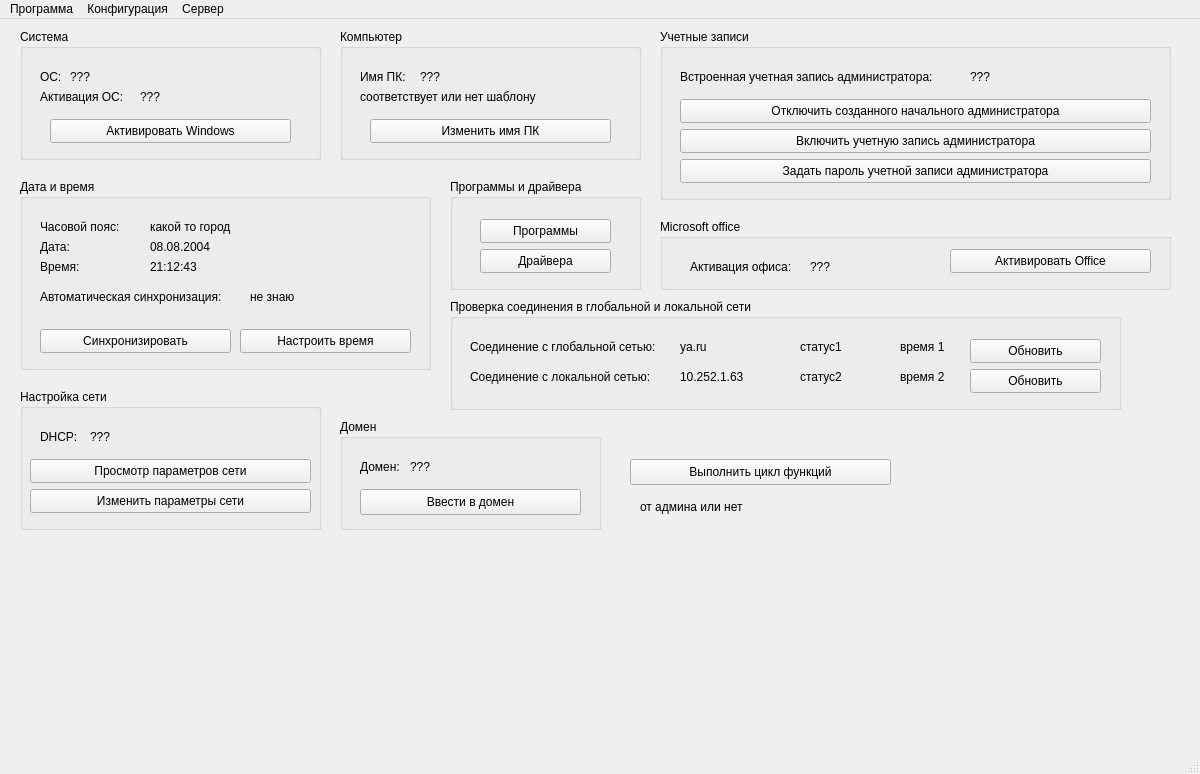
Qt form design_ui/main.ui (BagaJimbildan/LAS_SibSIU) before a commit.
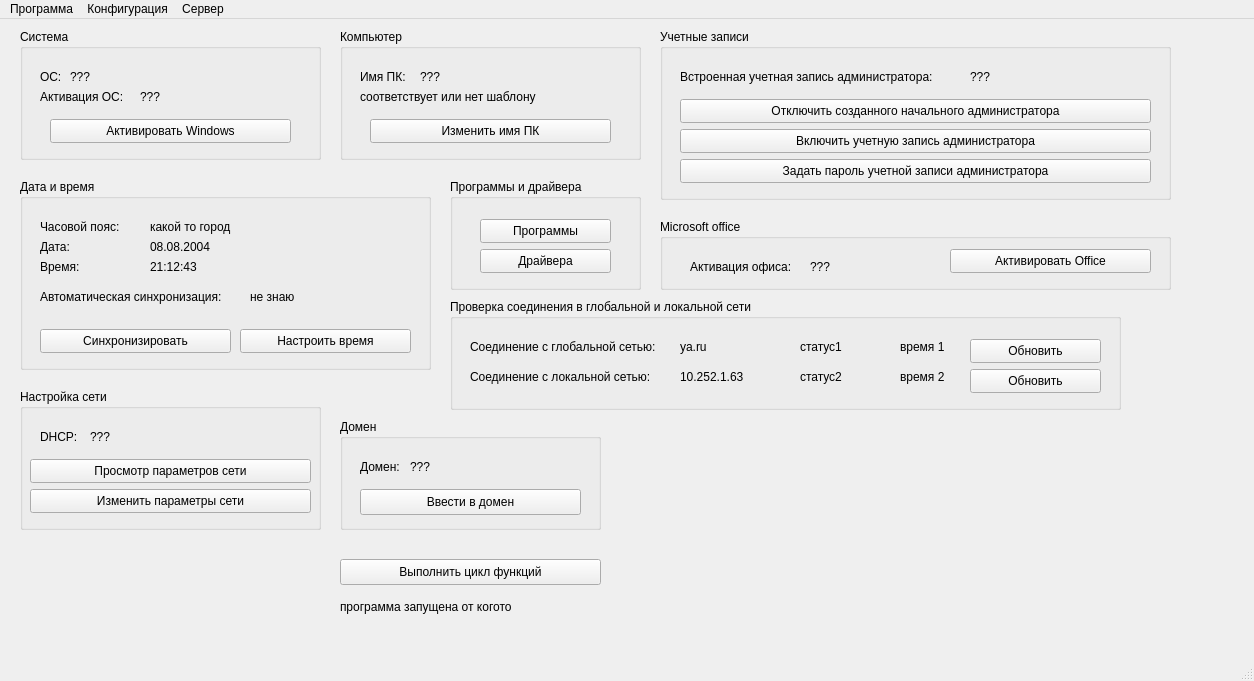
The same form after that commit. Icons and pictures are not drawn.

Diff of the .ui file:
```diff
--- a/design_ui/main.ui
+++ b/design_ui/main.ui
@@ -6,32 +6,35 @@
    <rect>
     <x>0</x>
     <y>0</y>
-    <width>1200</width>
-    <height>774</height>
+    <width>1254</width>
+    <height>681</height>
    </rect>
   </property>
   <property name="windowTitle">
    <string>LAS SibSIU</string>
   </property>
+  <property name="autoFillBackground">
+   <bool>false</bool>
+  </property>
   <widget class="QWidget" name="centralwidget">
    <widget class="QLabel" name="lbl_status_user">
     <property name="geometry">
      <rect>
-      <x>640</x>
-      <y>480</y>
-      <width>511</width>
+      <x>340</x>
+      <y>580</y>
+      <width>291</width>
       <height>16</height>
      </rect>
     </property>
     <property name="text">
-     <string>от админа или нет</string>
+     <string>программа запущена от когото</string>
     </property>
    </widget>
    <widget class="QPushButton" name="btn_loop">
     <property name="geometry">
      <rect>
-      <x>630</x>
-      <y>440</y>
+      <x>340</x>
+      <y>540</y>
       <width>261</width>
       <height>26</height>
      </rect>
@@ -755,13 +758,32 @@
      </property>
     </widget>
    </widget>
+   <widget class="QLabel" name="label_14">
+    <property name="geometry">
+     <rect>
+      <x>590</x>
+      <y>370</y>
+      <width>651</width>
+      <height>301</height>
+     </rect>
+    </property>
+    <property name="text">
+     <string/>
+    </property>
+    <property name="pixmap">
+     <pixmap>images/logo.png</pixmap>
+    </property>
+    <property name="scaledContents">
+     <bool>false</bool>
+    </property>
+   </widget>
   </widget>
   <widget class="QMenuBar" name="menubar">
    <property name="geometry">
     <rect>
      <x>0</x>
      <y>0</y>
-     <width>1200</width>
+     <width>1254</width>
      <height>33</height>
     </rect>
    </property>
```
